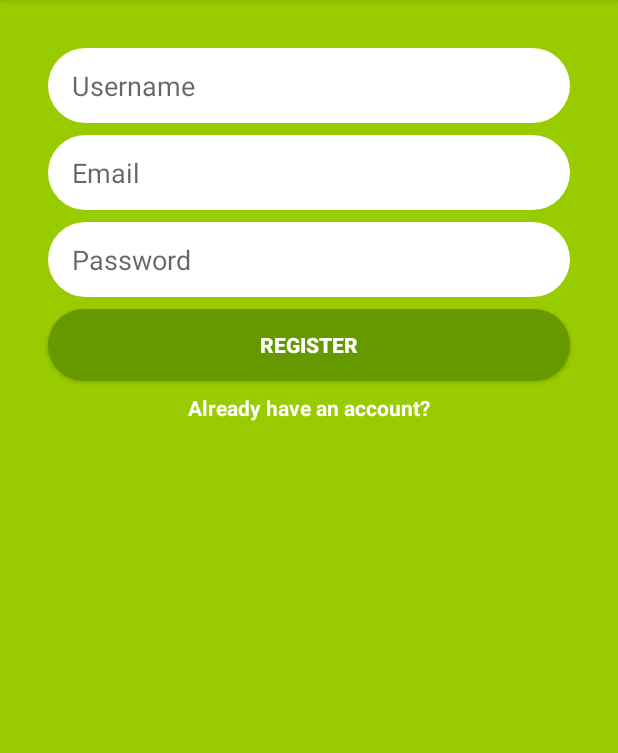
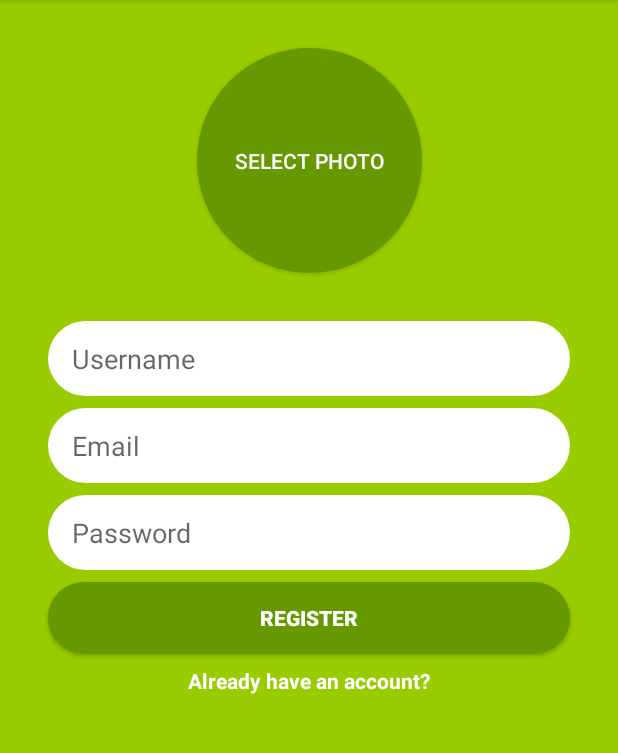
Before and after one commit to HuyAms/Kotlin-Messenger, an Android app: the screen it shows after launch (MainActivity), on a phone screen of 412 x 824 dp, the part 84-837 px from its top. Run offline under Robolectric (Android 15) with nearby library versions, the phone set to English and light mode, and no system bars; our stand-ins replace CircleImageView, Firebase (no records; nobody signed in at launch, a user with empty details on screens opened directly).

Commit message:
upload to firebase storage and save user to database + circle image view

```diff
--- a/app/build.gradle
+++ b/app/build.gradle
@@ -33,6 +33,9 @@ dependencies {
 
     implementation 'com.google.firebase:firebase-core:16.0.0'
     implementation 'com.google.firebase:firebase-auth:16.0.2'
+    implementation 'com.google.firebase:firebase-storage:16.0.1'
+    implementation 'com.google.firebase:firebase-database:16.0.1'
+    implementation 'de.hdodenhof:circleimageview:2.2.0'
 }
 
 apply plugin: 'com.google.gms.google-services'
--- /dev/null
+++ b/app/src/main/res/drawable/rounded_selecte_photo_button.xml
@@ -0,0 +1,5 @@
+<?xml version="1.0" encoding="utf-8"?>
+<shape xmlns:android="http://schemas.android.com/apk/res/android">
+    <solid android:color="@android:color/holo_green_dark" />
+    <corners android:radius="75dp" />
+</shape>
--- a/app/src/main/res/layout/activity_main.xml
+++ b/app/src/main/res/layout/activity_main.xml
@@ -18,11 +18,11 @@
         android:background="@drawable/rounded_edittext_register_login"
         android:ems="10"
         android:hint="Username"
+        android:inputType="textPersonName"
         android:paddingLeft="16dp"
-        android:inputType="textPersonName"
         app:layout_constraintEnd_toEndOf="parent"
         app:layout_constraintStart_toStartOf="parent"
-        app:layout_constraintTop_toTopOf="parent" />
+        app:layout_constraintTop_toBottomOf="@+id/selectphoto_button_register" />
 
     <EditText
         android:id="@+id/email_edittext_register"
@@ -65,6 +65,17 @@
         app:layout_constraintStart_toStartOf="@+id/password_edittext_register"
         app:layout_constraintTop_toBottomOf="@+id/password_edittext_register" />
 
+    <de.hdodenhof.circleimageview.CircleImageView xmlns:app="http://schemas.android.com/apk/res-auto"
+        android:id="@+id/selected_photo_imageview_register"
+        android:layout_width="150dp"
+        android:layout_height="150dp"
+        app:civ_border_color="#FF000000"
+        app:civ_border_width="2dp"
+        app:layout_constraintTop_toTopOf="@+id/selectphoto_button_register"
+        app:layout_constraintBottom_toBottomOf="@+id/selectphoto_button_register"
+        app:layout_constraintEnd_toEndOf="@+id/selectphoto_button_register"
+        app:layout_constraintStart_toStartOf="@+id/selectphoto_button_register" />
+
     <TextView
         android:id="@+id/already_have_account_text_view"
         android:layout_width="wrap_content"
@@ -78,4 +89,18 @@
         app:layout_constraintEnd_toEndOf="@+id/register_button_register"
         app:layout_constraintStart_toStartOf="@+id/register_button_register"
         app:layout_constraintTop_toBottomOf="@+id/register_button_register" />
+
+    <Button
+        android:id="@+id/selectphoto_button_register"
+        android:layout_width="150dp"
+        android:layout_height="150dp"
+        android:layout_marginEnd="8dp"
+        android:layout_marginStart="8dp"
+        android:layout_marginTop="32dp"
+        android:textColor="@android:color/white"
+        android:background="@drawable/rounded_selecte_photo_button"
+        android:text="SELECT PHOTO"
+        app:layout_constraintEnd_toEndOf="parent"
+        app:layout_constraintStart_toStartOf="parent"
+        app:layout_constraintTop_toTopOf="parent" />
 </android.support.constraint.ConstraintLayout>
```
Also changed, not shown: app/src/main/java/com/example/dinhh/kotlinmessager/MainActivity.kt (+64 -0 lines), 1 other file.
